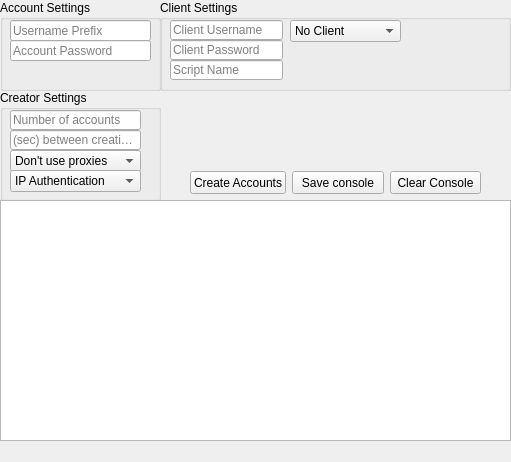
Old version of the form acc_creator_ui.ui in the repository gavinnn101/osrs_acc_creator_gui.
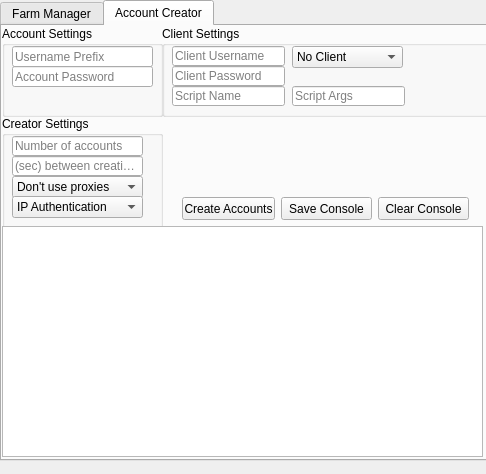
New version of the form.

What changed in the file:
```diff
--- a/acc_creator_ui.ui
+++ b/acc_creator_ui.ui
@@ -6,8 +6,8 @@
    <rect>
     <x>0</x>
     <y>0</y>
-    <width>511</width>
-    <height>462</height>
+    <width>486</width>
+    <height>474</height>
    </rect>
   </property>
   <property name="sizePolicy">
@@ -18,58 +18,131 @@
   </property>
   <property name="minimumSize">
    <size>
-    <width>511</width>
-    <height>462</height>
+    <width>400</width>
+    <height>350</height>
    </size>
   </property>
   <property name="maximumSize">
    <size>
-    <width>511</width>
-    <height>462</height>
+    <width>800</width>
+    <height>600</height>
+   </size>
+  </property>
+  <property name="baseSize">
+   <size>
+    <width>0</width>
+    <height>0</height>
    </size>
   </property>
   <property name="windowTitle">
    <string>Gavins Account Creator</string>
   </property>
   <widget class="QWidget" name="centralwidget">
-   <widget class="QGroupBox" name="acc_groupbox">
+   <widget class="QTabWidget" name="tabWidget">
+    <property name="enabled">
+     <bool>true</bool>
+    </property>
     <property name="geometry">
      <rect>
       <x>0</x>
       <y>0</y>
+      <width>491</width>
+      <height>461</height>
+     </rect>
+    </property>
+    <property name="currentIndex">
+     <number>1</number>
+    </property>
+    <widget class="QWidget" name="tba_tab">
+     <attribute name="title">
+      <string>Farm Manager</string>
+     </attribute>
+    </widget>
+    <widget class="QWidget" name="creator_tab">
+     <attribute name="title">
+      <string>Account Creator</string>
+     </attribute>
+     <widget class="QGroupBox" name="creator_groupbox">
+      <property name="geometry">
+       <rect>
+        <x>0</x>
+        <y>90</y>
       <width>161</width>
-      <height>91</height>
+        <height>131</height>
      </rect>
     </property>
     <property name="title">
-     <string>Account Settings</string>
-    </property>
-    <widget class="QLineEdit" name="account_password_field">
-     <property name="geometry">
-      <rect>
-       <x>10</x>
-       <y>40</y>
-       <width>141</width>
-       <height>21</height>
-      </rect>
-     </property>
-     <property name="placeholderText">
-      <string>Account Password</string>
-     </property>
-    </widget>
-    <widget class="QLineEdit" name="username_prefix_field">
+       <string>Creator Settings</string>
+      </property>
+      <widget class="QLineEdit" name="accs_field">
      <property name="geometry">
       <rect>
        <x>10</x>
        <y>20</y>
-       <width>141</width>
-       <height>21</height>
+         <width>131</width>
+         <height>20</height>
       </rect>
      </property>
      <property name="placeholderText">
-      <string>Username Prefix</string>
-     </property>
-    </widget>
+        <string>Number of accounts</string>
+       </property>
+      </widget>
+      <widget class="QLineEdit" name="retry_timer_field">
+       <property name="geometry">
+        <rect>
+         <x>10</x>
+         <y>40</y>
+         <width>131</width>
+         <height>20</height>
+        </rect>
+       </property>
+       <property name="placeholderText">
+        <string>(sec) between creations</string>
+       </property>
+      </widget>
+      <widget class="QComboBox" name="use_proxies_box">
+       <property name="geometry">
+        <rect>
+         <x>10</x>
+         <y>60</y>
+         <width>131</width>
+         <height>22</height>
+        </rect>
+       </property>
+       <property name="currentText">
+        <string>Don't use proxies</string>
+       </property>
+       <item>
+        <property name="text">
+         <string>Don't use proxies</string>
+        </property>
+       </item>
+       <item>
+        <property name="text">
+         <string>Use proxies</string>
+        </property>
+       </item>
+      </widget>
+      <widget class="QComboBox" name="proxy_auth_box">
+       <property name="geometry">
+        <rect>
+         <x>10</x>
+         <y>80</y>
+         <width>131</width>
+         <height>22</height>
+        </rect>
+       </property>
+       <item>
+        <property name="text">
+         <string>IP Authentication</string>
+        </property>
+       </item>
+       <item>
+        <property name="text">
+         <string>User/Pass Authentication</string>
+        </property>
+       </item>
+      </widget>
    </widget>
    <widget class="QGroupBox" name="client_groupbox">
     <property name="geometry">
@@ -147,105 +220,68 @@
       </property>
      </item>
     </widget>
-   </widget>
-   <widget class="QGroupBox" name="creator_groupbox">
+      <widget class="QLineEdit" name="script_args_field">
+       <property name="geometry">
+        <rect>
+         <x>130</x>
+         <y>60</y>
+         <width>113</width>
+         <height>20</height>
+        </rect>
+       </property>
+       <property name="text">
+        <string/>
+       </property>
+       <property name="placeholderText">
+        <string>Script Args</string>
+       </property>
+      </widget>
+     </widget>
+     <widget class="QGroupBox" name="acc_groupbox">
     <property name="geometry">
      <rect>
       <x>0</x>
-      <y>90</y>
+        <y>0</y>
       <width>161</width>
-      <height>111</height>
+        <height>91</height>
      </rect>
     </property>
     <property name="title">
-     <string>Creator Settings</string>
-    </property>
-    <widget class="QLineEdit" name="accs_field">
-     <property name="geometry">
-      <rect>
-       <x>10</x>
-       <y>20</y>
-       <width>131</width>
-       <height>20</height>
-      </rect>
-     </property>
-     <property name="placeholderText">
-      <string>Number of accounts</string>
-     </property>
-    </widget>
-    <widget class="QLineEdit" name="retry_timer_field">
+       <string>Account Settings</string>
+      </property>
+      <widget class="QLineEdit" name="account_password_field">
      <property name="geometry">
       <rect>
        <x>10</x>
        <y>40</y>
-       <width>131</width>
-       <height>20</height>
+         <width>141</width>
+         <height>21</height>
       </rect>
      </property>
      <property name="placeholderText">
-      <string>(sec) between creations</string>
-     </property>
-    </widget>
-    <widget class="QComboBox" name="use_proxies_box">
+        <string>Account Password</string>
+       </property>
+      </widget>
+      <widget class="QLineEdit" name="username_prefix_field">
      <property name="geometry">
       <rect>
        <x>10</x>
-       <y>60</y>
-       <width>131</width>
-       <height>22</height>
-      </rect>
-     </property>
-     <property name="currentText">
-      <string>Don't use proxies</string>
-     </property>
-     <item>
-      <property name="text">
-       <string>Don't use proxies</string>
-      </property>
-     </item>
-     <item>
-      <property name="text">
-       <string>Use proxies</string>
-      </property>
-     </item>
-    </widget>
-    <widget class="QComboBox" name="proxy_auth_box">
-     <property name="geometry">
-      <rect>
-       <x>10</x>
-       <y>80</y>
-       <width>131</width>
-       <height>22</height>
-      </rect>
-     </property>
-     <item>
-      <property name="text">
-       <string>IP Authentication</string>
-      </property>
-     </item>
-     <item>
-      <property name="text">
-       <string>User/Pass Authentication</string>
-      </property>
-     </item>
-    </widget>
-   </widget>
-   <widget class="QTextBrowser" name="console_browser">
+         <y>20</y>
+         <width>141</width>
+         <height>21</height>
+        </rect>
+       </property>
+       <property name="placeholderText">
+        <string>Username Prefix</string>
+       </property>
+      </widget>
+     </widget>
+     <widget class="QWidget" name="layoutWidget">
     <property name="geometry">
      <rect>
-      <x>0</x>
-      <y>200</y>
-      <width>511</width>
-      <height>241</height>
-     </rect>
-    </property>
-   </widget>
-   <widget class="QWidget" name="">
-    <property name="geometry">
-     <rect>
-      <x>190</x>
+        <x>180</x>
       <y>170</y>
-      <width>291</width>
+        <width>287</width>
       <height>25</height>
      </rect>
     </property>
@@ -272,7 +308,7 @@
         </size>
        </property>
        <property name="text">
-        <string>Save console</string>
+          <string>Save Console</string>
        </property>
       </widget>
      </item>
@@ -291,13 +327,18 @@
      </item>
     </layout>
    </widget>
-   <zorder>client_groupbox</zorder>
-   <zorder>acc_groupbox</zorder>
-   <zorder>creator_groupbox</zorder>
-   <zorder>console_browser</zorder>
-   <zorder>create_accounts_button</zorder>
-   <zorder>clear_console_button</zorder>
-   <zorder>save_console_button</zorder>
+     <widget class="QTextBrowser" name="console_browser">
+      <property name="geometry">
+       <rect>
+        <x>0</x>
+        <y>200</y>
+        <width>481</width>
+        <height>231</height>
+       </rect>
+      </property>
+     </widget>
+    </widget>
+   </widget>
   </widget>
   <widget class="QMenuBar" name="menubar">
    <property name="geometry">
```
Left out of the diff: 2 changed lines with no effect on the pictures. Lines whose indentation alone changed are shown as unchanged.
